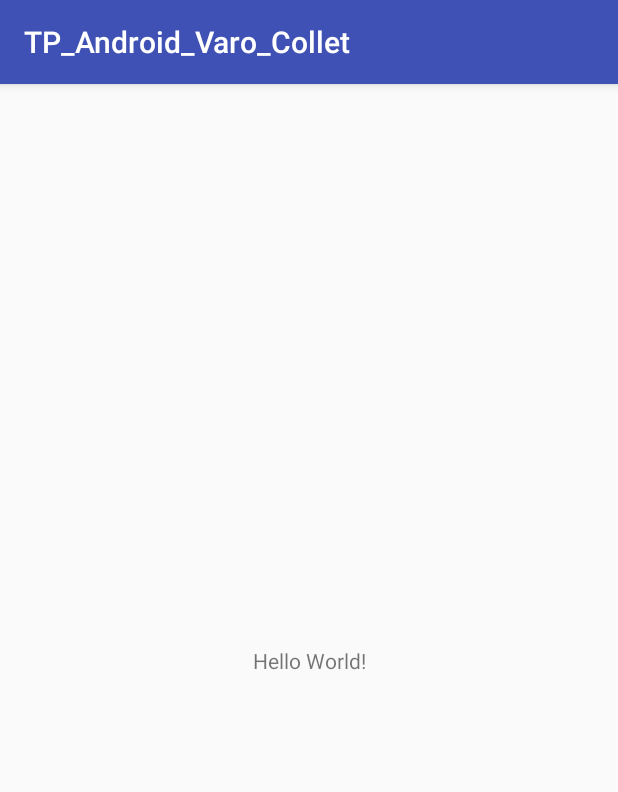
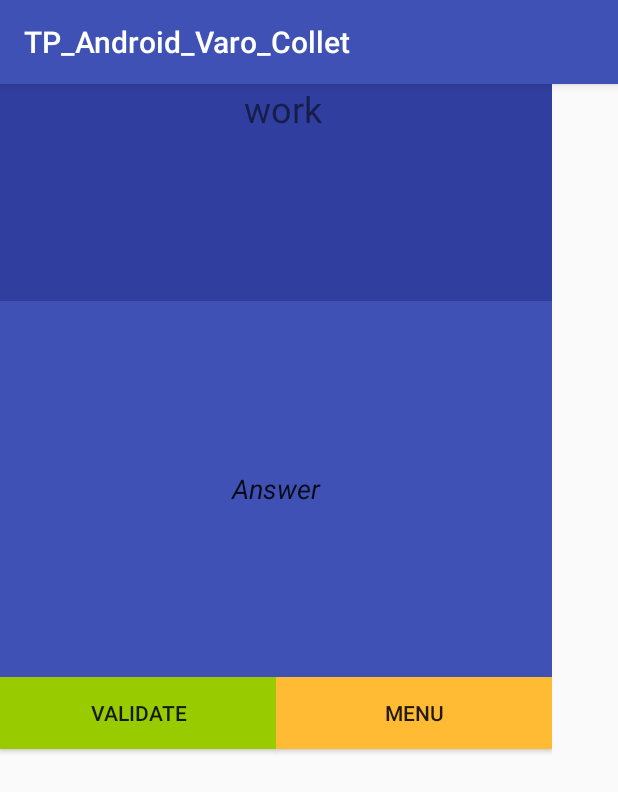
Before and after one commit to ColletAxel/TP_Android_Varo_Collet, an Android app: the screen it shows after launch (MainActivity), on a phone screen of 412 x 824 dp. Shown: the top 792 px of the screen. Run offline under Robolectric (Android 15) with nearby library versions, the phone set to English and light mode, and no system bars.

Commit message:
bouton non fonctionnel je sais pas....

```diff
--- a/app/src/main/java/com/axelcollet/tp_android_varo_collet/MainActivity.java
+++ b/app/src/main/java/com/axelcollet/tp_android_varo_collet/MainActivity.java
@@ -3,6 +3,7 @@ package com.axelcollet.tp_android_varo_collet;
 import android.graphics.Color;
 import android.support.v7.app.AppCompatActivity;
 import android.os.Bundle;
+import android.util.Log;
 import android.widget.Button;
 import android.view.View;
 import android.widget.EditText;
@@ -12,6 +13,9 @@ import java.util.ArrayList;
 import java.util.List;
 import java.util.concurrent.Delayed;
 
+
+
+// If you want you can add other log definition for info, warning etc
 public class MainActivity extends AppCompatActivity {
 
     private TupleVocabulaire tv1 = new TupleVocabulaire("work","travail");
@@ -33,30 +37,20 @@ public class MainActivity extends AppCompatActivity {
         tvList.add(tv2);
         tvList.add(tv3);
         tvList.add(tv4);
-        final Button button_validate = (Button)findViewById(R.id.button);
+        final Button button_validate = (Button)findViewById(R.id.button_validate);
         final TextView viewMot = (TextView)findViewById(R.id.textView);
         final EditText viewReponse = (EditText)findViewById(R.id.editText);
+        System.out.print("loool11");
+        Log.d("creation","on creat exectuted");
 
 
         tvActuel = tvList.get(posList);
         viewMot.setText(tvActuel.Mot);
         button_validate.setOnClickListener(new View.OnClickListener() {
             public void onClick(View v) {
-
-                if( button_validate.getText() =="Validate"){
-                    button_validate.setText("Next");
-                    if (tvActuel.VerifieTuble(tvActuel.Mot, viewReponse.getText().toString())) {
-                        viewReponse.setBackgroundColor(Color.GREEN);
-                    }else{
-                        viewReponse.setBackgroundColor(Color.RED);
-                    }
-                }else{
-                    viewReponse.setBackgroundColor(getResources().getColor(R.color.colorPrimaryDark));
-                    button_validate.setText("Validate");
-                    posList++;
-                    tvActuel = tvList.get(posList);
-                    viewMot.setText(tvActuel.Mot);
-                }
+                System.out.println("\n\nTEST\n\n");
+                Log.d("btn","le bouton a ete appuyer");
+                button_validate.setText("Next");
             }
         });
 
--- a/app/src/main/res/layout/activity_main.xml
+++ b/app/src/main/res/layout/activity_main.xml
@@ -6,13 +6,63 @@
     android:layout_height="match_parent"
     tools:context="com.axelcollet.tp_android_varo_collet.MainActivity">
 
-    <TextView
-        android:layout_width="wrap_content"
-        android:layout_height="wrap_content"
-        android:text="Hello World!"
-        app:layout_constraintBottom_toBottomOf="parent"
-        app:layout_constraintLeft_toLeftOf="parent"
-        app:layout_constraintRight_toRightOf="parent"
-        app:layout_constraintTop_toTopOf="parent" />
+    <LinearLayout
+        android:layout_width="368dp"
+        android:layout_height="495dp"
+        android:orientation="vertical"
+        tools:layout_editor_absoluteX="8dp"
+        tools:layout_editor_absoluteY="8dp">
+
+        <TextView
+            android:id="@+id/textView"
+            android:layout_width="378dp"
+            android:layout_height="130dp"
+            android:layout_marginEnd="8dp"
+            android:layout_marginRight="8dp"
+            android:layout_weight="0.01"
+            android:background="@color/colorPrimaryDark"
+            android:textAlignment="center"
+            android:textSize="24sp"
+            app:layout_constraintBottom_toBottomOf="parent"
+            app:layout_constraintHorizontal_bias="0.142"
+            app:layout_constraintLeft_toLeftOf="parent"
+            app:layout_constraintRight_toRightOf="parent"
+            app:layout_constraintTop_toTopOf="parent"
+            app:layout_constraintVertical_bias="0.107" />
+
+        <EditText
+            android:id="@+id/editText"
+            android:layout_width="match_parent"
+            android:layout_height="130dp"
+            android:layout_weight="0.08"
+            android:background="@color/colorPrimary"
+            android:ems="10"
+            android:inputType="text"
+            android:text="Answer"
+            android:textAlignment="center"
+            android:textStyle="italic" />
+
+        <LinearLayout
+            android:layout_width="match_parent"
+            android:layout_height="100dp"
+            android:orientation="horizontal">
+
+            <Button
+                android:id="@+id/button_validate"
+                android:layout_width="wrap_content"
+                android:layout_height="wrap_content"
+                android:layout_weight="1"
+                android:background="@android:color/holo_green_light"
+                android:text="Validate" />
+
+            <Button
+                android:id="@+id/button3"
+                android:layout_width="wrap_content"
+                android:layout_height="wrap_content"
+                android:layout_weight="1"
+                android:background="@android:color/holo_orange_light"
+                android:text="Menu" />
+        </LinearLayout>
+    </LinearLayout>
 
 </android.support.constraint.ConstraintLayout>
```
